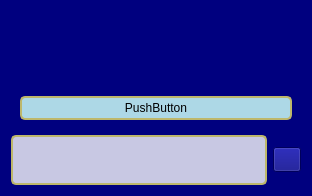
This is designer/messages.ui in Kammann123/sae_fend as Qt 5 draws it before an edit. The edited form follows.
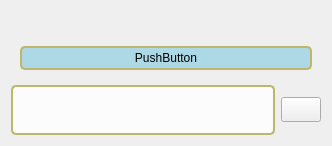
This is the edited form. Icons and pictures are not drawn.

Commit message: Creating the plugin for the MessageWidget

```diff
--- a/designer/messages.ui
+++ b/designer/messages.ui
@@ -6,15 +6,15 @@
    <rect>
     <x>0</x>
     <y>0</y>
-    <width>312</width>
-    <height>196</height>
+    <width>332</width>
+    <height>145</height>
    </rect>
   </property>
   <property name="windowTitle">
    <string>Form</string>
   </property>
   <property name="styleSheet">
-   <string notr="true">background-color: rgb(0, 0, 127);</string>
+   <string notr="true"/>
   </property>
   <layout class="QVBoxLayout" name="verticalLayout">
    <item>
@@ -33,8 +33,8 @@
        <rect>
         <x>0</x>
         <y>0</y>
-        <width>294</width>
-        <height>120</height>
+        <width>314</width>
+        <height>69</height>
        </rect>
       </property>
       <property name="layoutDirection">
```
The commit also changes 5 other files.
